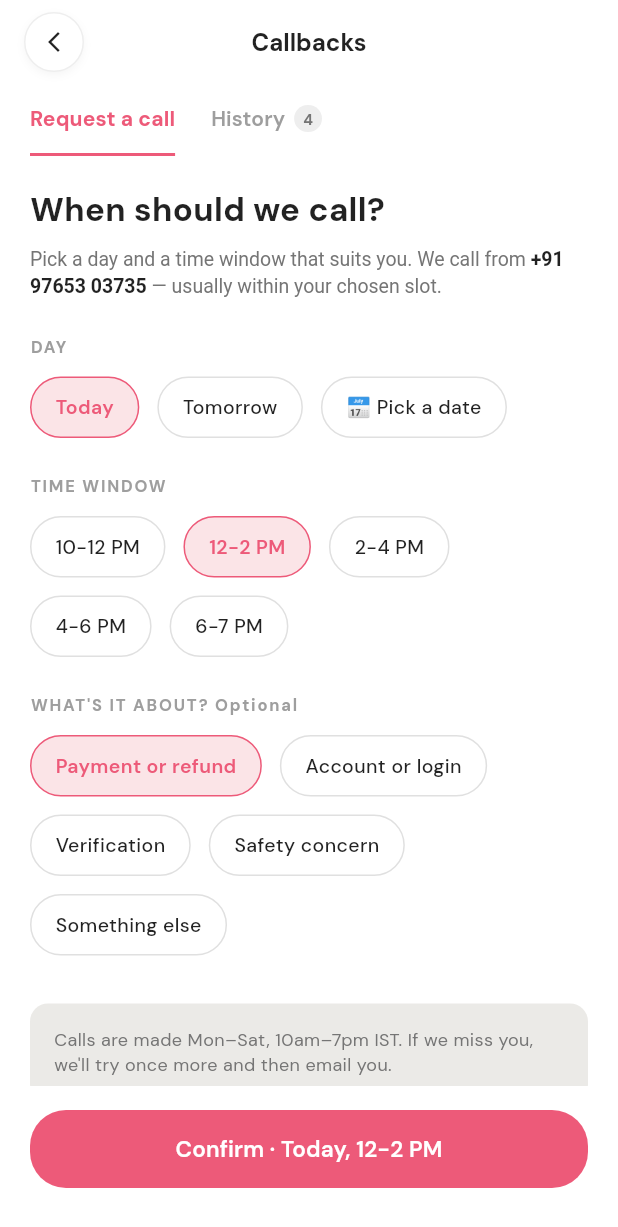
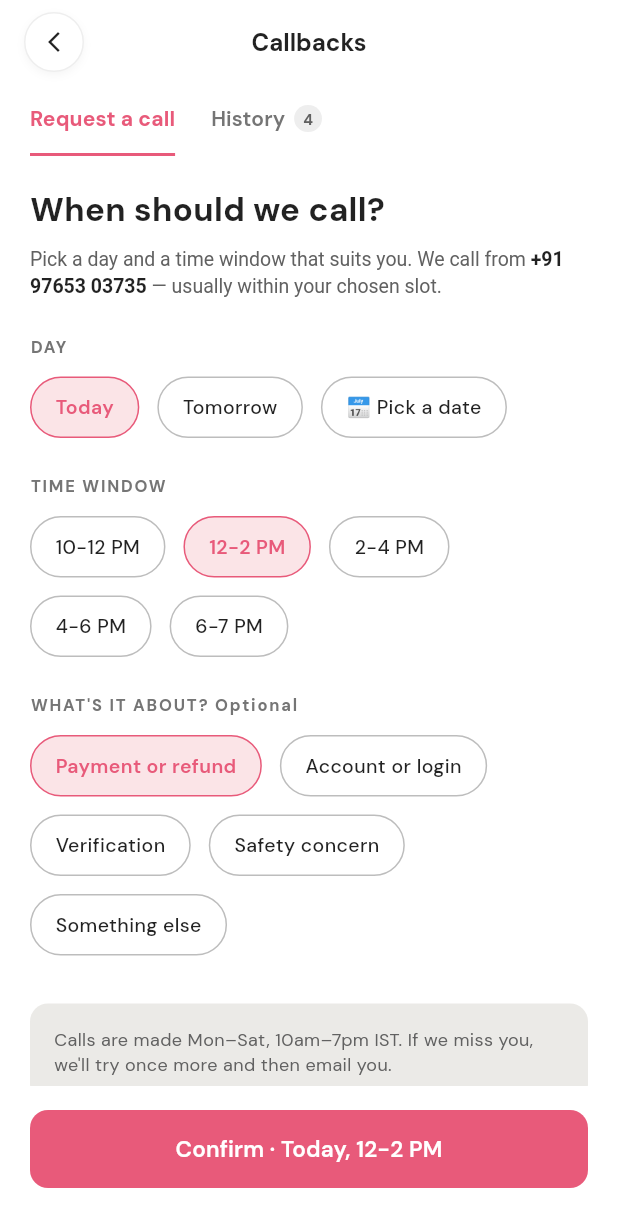
Before and after one commit to InfyNod/Welvors_Mob_App, a Flutter app: the CallBackScreen screen opened directly, on a phone screen of 412 x 824 dp. Shown: the top 1227 px of the screen. Run offline on Flutter 3.47's test engine with Material 3 defaults, Android fonts, the phone set to English and light mode, and no system bars; our stand-ins replace audioplayers, camera, dotted_border, equatable, file_picker, flutter_bloc and 14 more; missing offline and left inert: flutter_giphy_picker, record, screen_protector, video_compress; accounts and stored records are empty; network calls fail; statements that could not run were skipped; project files that could hold a hidden picture were left out.

Commit message:
Update changes

```diff
--- a/lib/welvors_home_screen/ui/drawer_files/dating/help_support/all_screen_help/call_back.dart
+++ b/lib/welvors_home_screen/ui/drawer_files/dating/help_support/all_screen_help/call_back.dart
@@ -7,7 +7,8 @@ class CallBackScreen extends StatefulWidget {
   State<CallBackScreen> createState() => _CallBackScreenState();
 }
 
-class _CallBackScreenState extends State<CallBackScreen> with SingleTickerProviderStateMixin {
+class _CallBackScreenState extends State<CallBackScreen>
+    with SingleTickerProviderStateMixin {
   late TabController _tabController;
   String _selectedDay = 'Today';
   String _selectedTime = '12-2 PM';
@@ -96,8 +97,8 @@ class _CallBackScreenState extends State<CallBackScreen> with SingleTickerProvid
             child: TabBar(
               controller: _tabController,
               isScrollable: true,
-              labelColor: const Color(0xFFED5A79),
-              unselectedLabelColor: Colors.grey.shade500,
+              labelColor: const Color(0xFFE85A7A),
+              unselectedLabelColor: Colors.grey.shade600,
               labelStyle: const TextStyle(
                 fontWeight: FontWeight.w700,
                 fontSize: 14,
@@ -107,10 +108,7 @@ class _CallBackScreenState extends State<CallBackScreen> with SingleTickerProvid
                 fontSize: 14,
               ),
               indicator: const UnderlineTabIndicator(
-                borderSide: BorderSide(
-                  color: Color(0xFFED5A79),
-                  width: 2,
-                ),
+                borderSide: BorderSide(color: Color(0xFFE85A7A), width: 2),
               ),
               dividerColor: Colors.transparent,
               tabAlignment: TabAlignment.start,
@@ -124,9 +122,14 @@ class _CallBackScreenState extends State<CallBackScreen> with SingleTickerProvid
                       const Text('History'),
                       const SizedBox(width: 6),
                       Container(
-                        padding: const EdgeInsets.symmetric(horizontal: 6, vertical: 2),
+                        padding: const EdgeInsets.symmetric(
+                          horizontal: 6,
+                          vertical: 2,
+                        ),
                         decoration: BoxDecoration(
-                          color: _tabController.index == 1 ? const Color(0xFFFBE4E7) : Colors.grey.shade200,
+                          color: _tabController.index == 1
+                              ? const Color(0xFFFBE4E7)
+                              : Colors.grey.shade200,
                           borderRadius: BorderRadius.circular(10),
                         ),
                         child: Text(
@@ -134,7 +137,9 @@ class _CallBackScreenState extends State<CallBackScreen> with SingleTickerProvid
                           style: TextStyle(
                             fontSize: 10,
                             fontWeight: FontWeight.bold,
-                            color: _tabController.index == 1 ? const Color(0xFFED5A79) : Colors.grey.shade600,
+                            color: _tabController.index == 1
+                                ? const Color(0xFFE85A7A)
+                                : Colors.grey.shade700,
                           ),
                         ),
                       ),
@@ -148,10 +153,7 @@ class _CallBackScreenState extends State<CallBackScreen> with SingleTickerProvid
       ),
       body: TabBarView(
         controller: _tabController,
-        children: [
-          _buildRequestTab(),
-          _buildHistoryTab(),
-        ],
+        children: [_buildRequestTab(), _buildHistoryTab()],
       ),
       bottomSheet: _buildBottomSheet(),
     );
@@ -176,7 +178,7 @@ class _CallBackScreenState extends State<CallBackScreen> with SingleTickerProvid
             text: TextSpan(
               style: TextStyle(
                 fontSize: 13,
-                color: Colors.grey.shade600,
+                color: Colors.grey.shade700,
                 height: 1.4,
               ),
               children: const [
@@ -265,7 +267,7 @@ class _CallBackScreenState extends State<CallBackScreen> with SingleTickerProvid
               'Calls are made Mon–Sat, 10am–7pm IST. If we miss you, we\'ll try once more and then email you.',
               style: TextStyle(
                 fontSize: 12,
-                color: Colors.grey.shade600,
+                color: Colors.grey.shade700,
                 height: 1.4,
               ),
             ),
@@ -295,7 +297,7 @@ class _CallBackScreenState extends State<CallBackScreen> with SingleTickerProvid
             'Every call we\'ve made to you, and how it ended.',
             style: TextStyle(
               fontSize: 13,
-              color: Colors.grey.shade600,
+              color: Colors.grey.shade700,
               height: 1.4,
             ),
           ),
@@ -305,7 +307,7 @@ class _CallBackScreenState extends State<CallBackScreen> with SingleTickerProvid
             title: 'Payment or refund',
             statusText: 'RESOLVED',
             isResolved: true,
-            subtitle: 'Yesterday · 4–6 PM · Priya S. · 6 min',
+            subtitle: 'Yesterday · 4-6 PM · Priya S. · 6 min',
             description:
                 'Refund of ₹499 approved — credited in 3–5 working days.',
             referenceId: 'CB-884120',
@@ -315,7 +317,7 @@ class _CallBackScreenState extends State<CallBackScreen> with SingleTickerProvid
             title: 'Verification',
             statusText: 'RESOLVED',
             isResolved: true,
-            subtitle: 'Thu, 28 Aug · 12–2 PM · Rohan M. · 11 min',
+            subtitle: 'Thu, 28 Aug · 12-2 PM · Rohan M. · 11 min',
             description:
                 'Re-uploaded ID accepted. Trust level moved to Identity Verified.',
             referenceId: 'CB-871905',
@@ -325,7 +327,7 @@ class _CallBackScreenState extends State<CallBackScreen> with SingleTickerProvid
             title: 'Safety concern',
             statusText: 'MISSED',
             isResolved: false,
-            subtitle: 'Mon, 25 Aug · 10–12 PM',
+            subtitle: 'Mon, 25 Aug · 10-12 PM',
             description:
                 'We called twice, no answer — details emailed to you instead.',
             referenceId: 'CB-863477',
@@ -335,7 +337,7 @@ class _CallBackScreenState extends State<CallBackScreen> with SingleTickerProvid
             title: 'Account or login',
             statusText: 'RESOLVED',
             isResolved: true,
-            subtitle: 'Fri, 22 Aug · 6–7 PM · Sana P. · 4 min',
+            subtitle: 'Fri, 22 Aug · 6-7 PM · Sana P. · 4 min',
             description:
                 'Login issue was a stale session. Resolved on the call.',
             referenceId: 'CB-857001',
@@ -386,7 +388,7 @@ class _CallBackScreenState extends State<CallBackScreen> with SingleTickerProvid
                 style: const TextStyle(
                   fontWeight: FontWeight.bold,
                   fontSize: 15,
-                  color: Colors.black87,
+                  color: Colors.black,
                 ),
               ),
               Container(
@@ -411,14 +413,14 @@ class _CallBackScreenState extends State<CallBackScreen> with SingleTickerProvid
           const SizedBox(height: 4),
           Text(
             subtitle,
-            style: TextStyle(fontSize: 11, color: Colors.grey.shade500),
+            style: TextStyle(fontSize: 11, color: Colors.grey.shade600),
           ),
           const SizedBox(height: 16),
           Text(
             description,
             style: TextStyle(
               fontSize: 13,
-              color: Colors.grey.shade700,
+              color: Colors.grey.shade800,
               height: 1.4,
             ),
           ),
@@ -427,7 +429,7 @@ class _CallBackScreenState extends State<CallBackScreen> with SingleTickerProvid
             referenceId,
             style: TextStyle(
               fontSize: 10,
-              color: Colors.grey.shade400,
+              color: Colors.grey.shade500,
               fontWeight: FontWeight.w600,
             ),
           ),
@@ -460,10 +462,10 @@ class _CallBackScreenState extends State<CallBackScreen> with SingleTickerProvid
             }
           },
           style: ElevatedButton.styleFrom(
-            backgroundColor: const Color(0xFFED5A79),
+            backgroundColor: const Color(0xFFE85A7A),
             elevation: 0,
             shape: RoundedRectangleBorder(
-              borderRadius: BorderRadius.circular(24),
+              borderRadius: BorderRadius.circular(12),
             ),
           ),
           child: Text(
@@ -481,15 +483,13 @@ class _CallBackScreenState extends State<CallBackScreen> with SingleTickerProvid
     );
   }
 
-
-
   Widget _buildSectionTitle(String title) {
     return Text(
       title,
       style: TextStyle(
         fontSize: 11,
         fontWeight: FontWeight.w700,
-        color: Colors.grey.shade500,
+        color: Colors.grey.shade600,
         letterSpacing: 1.2,
       ),
     );
@@ -507,7 +507,7 @@ class _CallBackScreenState extends State<CallBackScreen> with SingleTickerProvid
         decoration: BoxDecoration(
           color: isSelected ? const Color(0xFFFBE4E7) : Colors.white,
           border: Border.all(
-            color: isSelected ? const Color(0xFFED5A79) : Colors.grey.shade300,
+            color: isSelected ? const Color(0xFFE85A7A) : Colors.grey.shade400,
             width: 1,
           ),
           borderRadius: BorderRadius.circular(24),
@@ -515,7 +515,7 @@ class _CallBackScreenState extends State<CallBackScreen> with SingleTickerProvid
         child: Text(
           label,
           style: TextStyle(
-            color: isSelected ? const Color(0xFFED5A79) : Colors.black87,
+            color: isSelected ? const Color(0xFFE85A7A) : Colors.black87,
             fontWeight: isSelected ? FontWeight.w600 : FontWeight.w500,
             fontSize: 13,
           ),
```
